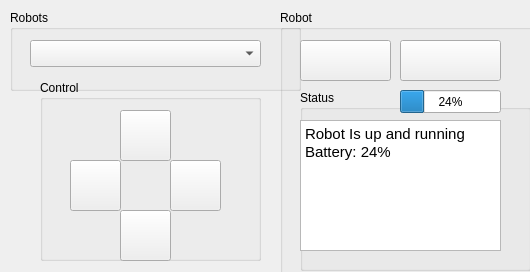
Old version of the form utils/rqt_panel/rqt_sosvr_controller/resource/MyPlugin.ui in the repository SOSVR/SOSVR2016.
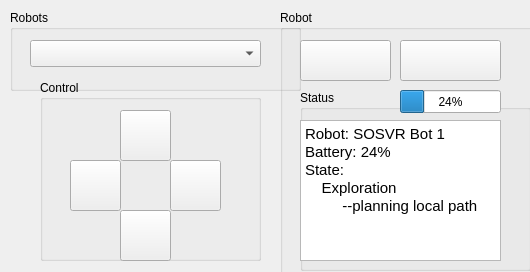
New version of the form.

Commit message: Changed robot states

```diff
--- a/utils/rqt_panel/rqt_sosvr_controller/resource/MyPlugin.ui
+++ b/utils/rqt_panel/rqt_sosvr_controller/resource/MyPlugin.ui
@@ -101,7 +101,7 @@
         <x>0</x>
         <y>30</y>
         <width>201</width>
-        <height>131</height>
+        <height>141</height>
        </rect>
       </property>
       <property name="html">
@@ -109,9 +109,11 @@
 &lt;html&gt;&lt;head&gt;&lt;meta name=&quot;qrichtext&quot; content=&quot;1&quot; /&gt;&lt;style type=&quot;text/css&quot;&gt;
 p, li { white-space: pre-wrap; }
 &lt;/style&gt;&lt;/head&gt;&lt;body style=&quot; font-family:'Ubuntu'; font-size:11pt; font-weight:400; font-style:normal;&quot;&gt;
-&lt;p style=&quot; margin-top:0px; margin-bottom:0px; margin-left:0px; margin-right:0px; -qt-block-indent:0; text-indent:0px;&quot;&gt;Robot Is up and running&lt;/p&gt;
+&lt;p style=&quot; margin-top:0px; margin-bottom:0px; margin-left:0px; margin-right:0px; -qt-block-indent:0; text-indent:0px;&quot;&gt;Robot: SOSVR Bot 1&lt;/p&gt;
 &lt;p style=&quot; margin-top:0px; margin-bottom:0px; margin-left:0px; margin-right:0px; -qt-block-indent:0; text-indent:0px;&quot;&gt;Battery: 24%&lt;/p&gt;
-&lt;p style=&quot;-qt-paragraph-type:empty; margin-top:0px; margin-bottom:0px; margin-left:0px; margin-right:0px; -qt-block-indent:0; text-indent:0px;&quot;&gt;&lt;br /&gt;&lt;/p&gt;&lt;/body&gt;&lt;/html&gt;</string>
+&lt;p style=&quot; margin-top:0px; margin-bottom:0px; margin-left:0px; margin-right:0px; -qt-block-indent:0; text-indent:0px;&quot;&gt;State: &lt;/p&gt;
+&lt;p style=&quot; margin-top:0px; margin-bottom:0px; margin-left:0px; margin-right:0px; -qt-block-indent:0; text-indent:0px;&quot;&gt;    Exploration&lt;/p&gt;
+&lt;p style=&quot; margin-top:0px; margin-bottom:0px; margin-left:0px; margin-right:0px; -qt-block-indent:0; text-indent:0px;&quot;&gt;         --planning local path&lt;/p&gt;&lt;/body&gt;&lt;/html&gt;</string>
       </property>
      </widget>
      <widget class="QProgressBar" name="batteryBar">
```
